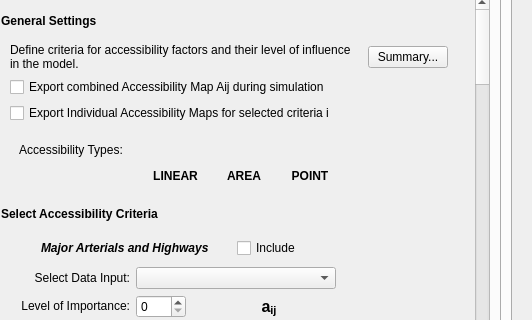
petermbach/urbanbeats-pss, file gui/md_urbdevelop.ui: the form before one commit; both pictures show x 248 to 780 and y 205 to 525 of the 780 by 645 pixel window.
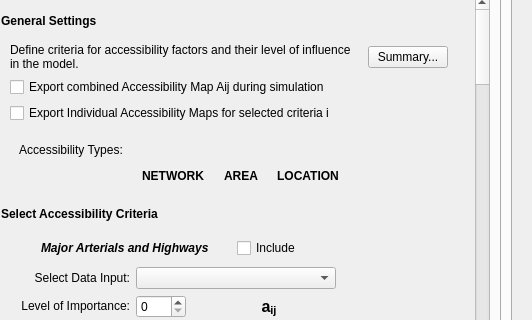
The form after the commit. The open tabs and pages were chosen to show the change. Icons and pictures are not drawn.

Commit message: Added preliminary parameter list for the urban development module. Now beginning to connect the GUI and the module in the core. Will then commence development on this module. Note for developers that this module will be developed within the Dynamic simulation mode. No other module will currently be active in the DYNAMIC mode. For block delineation and other modules, create a scenario in the STATIC mode.

The edit to the form file:
```diff
--- a/gui/md_urbdevelop.ui
+++ b/gui/md_urbdevelop.ui
@@ -1727,7 +1727,7 @@
                  <property name="geometry">
                   <rect>
                    <x>0</x>
-                   <y>0</y>
+                   <y>-735</y>
                    <width>490</width>
                    <height>1462</height>
                   </rect>
@@ -1799,7 +1799,7 @@
                           <item row="2" column="2">
                            <widget class="QLabel" name="label_12">
                             <property name="text">
-                             <string>&lt;html&gt;&lt;head/&gt;&lt;body&gt;&lt;p align=&quot;center&quot;&gt;&lt;span style=&quot; font-weight:600;&quot;&gt;LINEAR&lt;/span&gt;&lt;/p&gt;&lt;/body&gt;&lt;/html&gt;</string>
+                             <string>&lt;html&gt;&lt;head/&gt;&lt;body&gt;&lt;p align=&quot;center&quot;&gt;&lt;span style=&quot; font-weight:600;&quot;&gt;NETWORK&lt;/span&gt;&lt;/p&gt;&lt;/body&gt;&lt;/html&gt;</string>
                             </property>
                            </widget>
                           </item>
@@ -1817,7 +1817,10 @@
                            </spacer>
                           </item>
                           <item row="1" column="6">
-                           <widget class="QLabel" name="emp_lbl_82">
+                           <widget class="QLabel" name="access_general_location_icon">
+                            <property name="enabled">
+                             <bool>true</bool>
+                            </property>
                             <property name="minimumSize">
                              <size>
                               <width>25</width>
@@ -1889,7 +1892,7 @@
                           <item row="2" column="6">
                            <widget class="QLabel" name="label_14">
                             <property name="text">
-                             <string>&lt;html&gt;&lt;head/&gt;&lt;body&gt;&lt;p align=&quot;center&quot;&gt;&lt;span style=&quot; font-weight:600;&quot;&gt;POINT&lt;/span&gt;&lt;/p&gt;&lt;/body&gt;&lt;/html&gt;</string>
+                             <string>&lt;html&gt;&lt;head/&gt;&lt;body&gt;&lt;p align=&quot;center&quot;&gt;&lt;span style=&quot; font-weight:600;&quot;&gt;LOCATION&lt;/span&gt;&lt;/p&gt;&lt;/body&gt;&lt;/html&gt;</string>
                             </property>
                            </widget>
                           </item>
```
Left out of the diff: 802 changed lines with no effect on the pictures. The commit also changes 2 other files.
